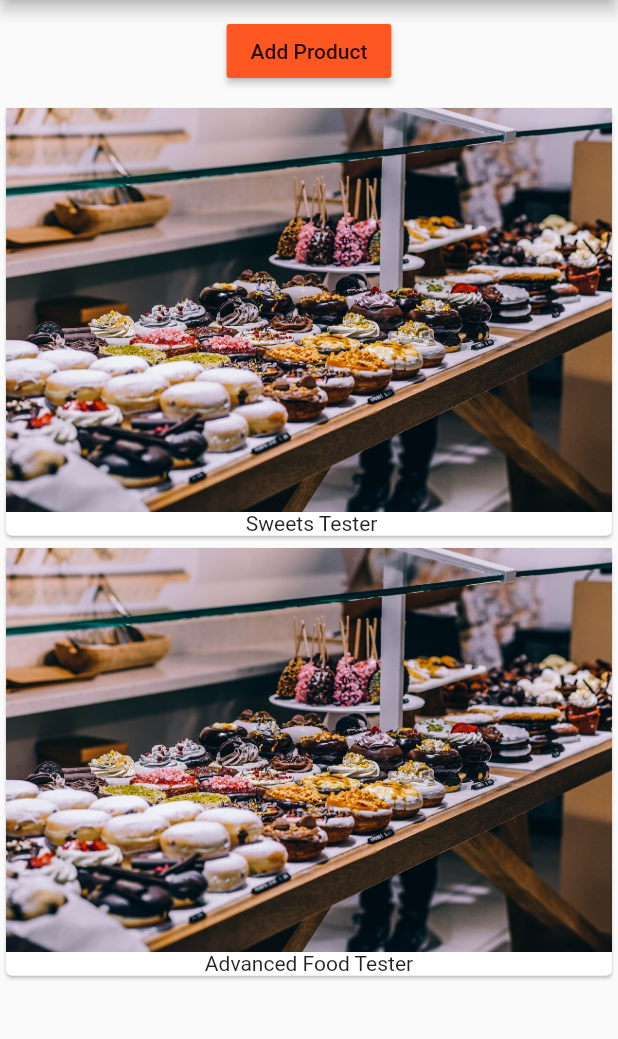
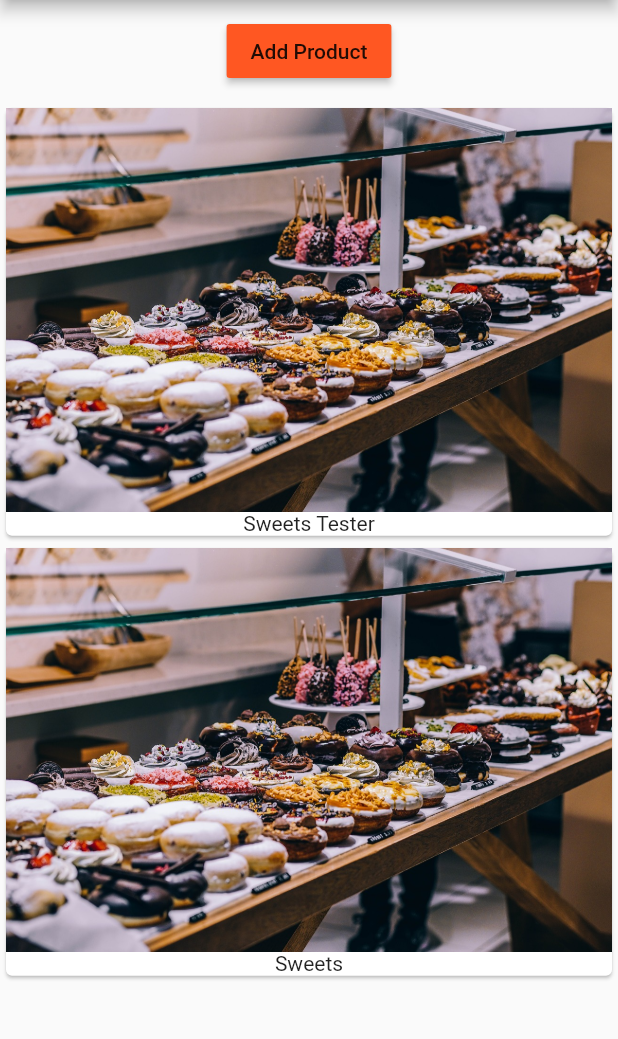
Before and after one commit to EYoung75/flutter-easyList, a Flutter app: the screen it shows after launch, after a tap on "Add Product", on a phone screen of 412 x 824 dp, the part 84-1123 px from its top. Run offline on Flutter 3.47's test engine with Material 2 defaults, Android fonts, the phone set to English and light mode, and no system bars.

Commit message:
passed addItem function with one parameter to child widget and lifted state up

```diff
--- /dev/null
+++ b/lib/productControl.dart
@@ -0,0 +1,18 @@
+import "package:flutter/material.dart";
+
+class ProductControl extends StatelessWidget {
+  final Function addProduct;
+
+  ProductControl(this.addProduct);
+
+  @override
+  Widget build(BuildContext context) {
+    return RaisedButton(
+      color: Theme.of(context).primaryColor,
+      onPressed: () {
+        addProduct("Sweets");
+      },
+      child: Text("Add Product"),
+    );
+  }
+}
--- a/lib/product_manager.dart
+++ b/lib/product_manager.dart
@@ -1,11 +1,12 @@
 import "package:flutter/material.dart";
 
 import "./products.dart";
+import "./productControl.dart";
 
 class ProductManager extends StatefulWidget {
   final String startingProduct;
 
-  ProductManager({this.startingProduct = " Sweets Tester"});
+  ProductManager({this.startingProduct = "Sweets Tester"});
 
   @override
   State<StatefulWidget> createState() {
@@ -24,20 +25,23 @@ class _ProductManagerState extends State<ProductManager> {
   }
 
   @override
+  void didUpdateWidget(ProductManager oldWidget) {
+    super.didUpdateWidget(oldWidget);
+  }
+
+  void _addProduct(String product) {
+    setState(() {
+          _products.add(product);
+        });
+  }
+
+  @override
   Widget build(BuildContext context) {
     return Column(
       children: <Widget>[
         Container(
           margin: EdgeInsets.all(10.0),
-          child: RaisedButton(
-            color: Theme.of(context).primaryColor,
-            onPressed: () {
-              setState(() {
-                _products.add("Advanced Food Tester");
-              });
-            },
-            child: Text("Add Product"),
-          ),
+          child: ProductControl(_addProduct)
         ),
         Products(_products)
       ],
```
